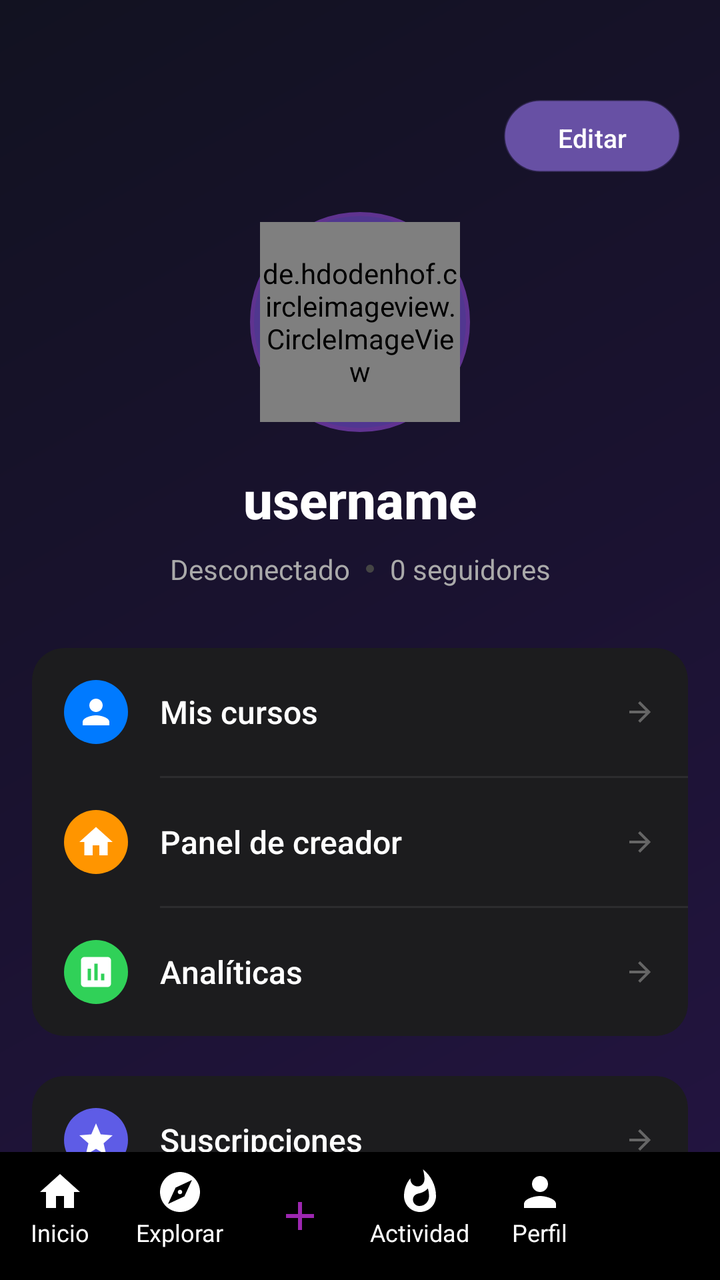
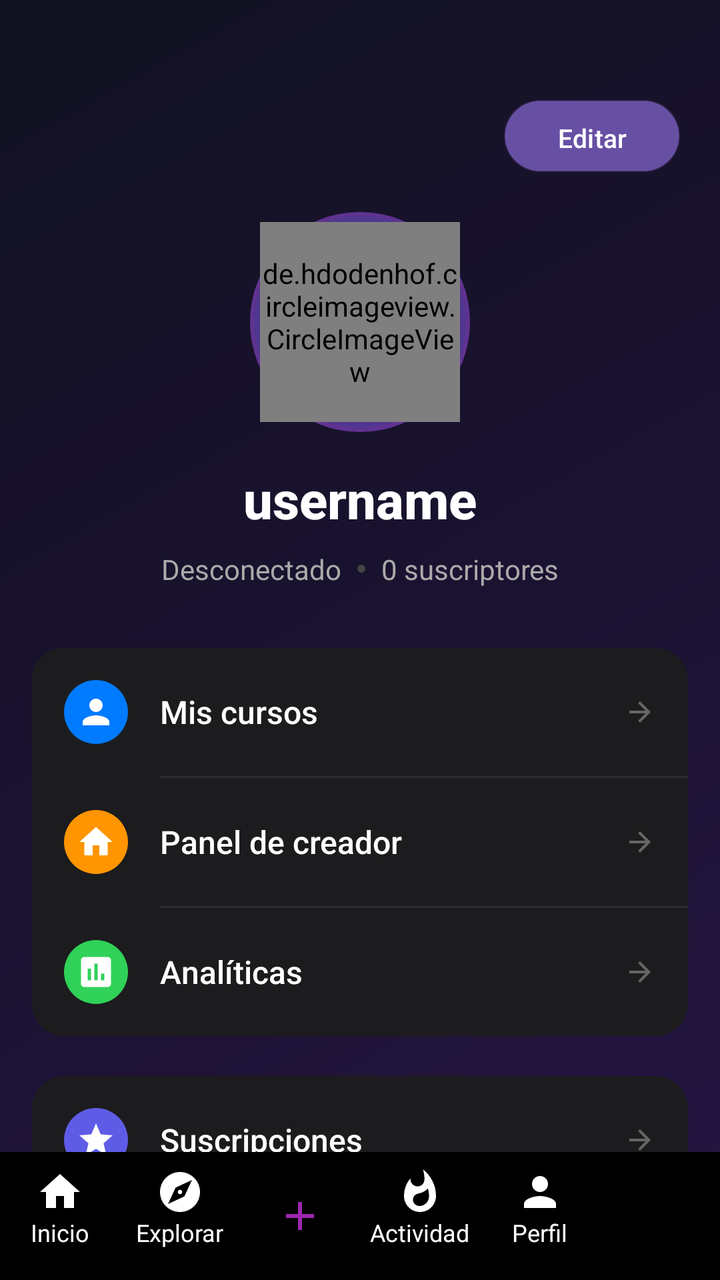

Before-and-after screenshots of an Android layout around one commit, followed by the original layout XML and the change that was made.
<!-- AndroidManifest.xml: application theme Theme.CourseV -->
<!-- res/layout/fragment_profile.xml -->
<?xml version="1.0" encoding="utf-8"?>
<androidx.constraintlayout.widget.ConstraintLayout xmlns:android="http://schemas.android.com/apk/res/android"
    xmlns:app="http://schemas.android.com/apk/res-auto"
    xmlns:tools="http://schemas.android.com/tools"
    android:layout_width="match_parent"
    android:layout_height="match_parent"
    android:background="@drawable/bg_app_gradient"
    tools:context=".ui.ProfileFragment">

    <androidx.core.widget.NestedScrollView
        android:layout_width="match_parent"
        android:layout_height="0dp"
        android:fillViewport="true"
        android:clipToPadding="false"
        android:paddingBottom="80dp"
        app:layout_constraintTop_toTopOf="parent"
        app:layout_constraintBottom_toTopOf="@id/bottomNavigation">

        <LinearLayout
            android:layout_width="match_parent"
            android:layout_height="wrap_content"
            android:orientation="vertical"
            android:paddingBottom="24dp">

            
            <androidx.constraintlayout.widget.ConstraintLayout
                android:layout_width="match_parent"
                android:layout_height="wrap_content"
                android:paddingTop="40dp"
                android:paddingBottom="30dp">

                
                <Button
                    android:id="@+id/editProfileButton"
                    android:layout_width="wrap_content"
                    android:layout_height="36dp"
                    android:layout_marginEnd="20dp"
                    android:layout_marginTop="10dp"
                    android:text="Editar"
                    android:textSize="13sp"
                    android:textAllCaps="false"
                    android:textColor="#FFFFFF"
                    android:background="@drawable/bg_action_button_cupertino"
                    android:backgroundTint="#30FFFFFF"
                    android:fontFamily="sans-serif-medium"
                    android:elevation="0dp"
                    android:stateListAnimator="@null"
                    app:layout_constraintEnd_toEndOf="parent"
                    app:layout_constraintTop_toTopOf="parent" />

                
                <FrameLayout
                    android:id="@+id/avatarContainer"
                    android:layout_width="wrap_content"
                    android:layout_height="wrap_content"
                    android:layout_marginTop="20dp"
                    app:layout_constraintTop_toBottomOf="@id/editProfileButton"
                    app:layout_constraintStart_toStartOf="parent"
                    app:layout_constraintEnd_toEndOf="parent">

                    <View
                        android:layout_width="110dp"
                        android:layout_height="110dp"
                        android:background="@drawable/circle_purple_glow"
                        android:alpha="0.5"
                        android:layout_gravity="center" />

                    <de.hdodenhof.circleimageview.CircleImageView
                        android:id="@+id/profileImage"
                        android:layout_width="100dp"
                        android:layout_height="100dp"
                        android:src="@drawable/ic_profile"
                        android:layout_gravity="center"
                        app:civ_border_color="#121212"
                        app:civ_border_width="4dp" />
                </FrameLayout>

                
                <TextView
                    android:id="@+id/usernameTextView"
                    android:layout_width="wrap_content"
                    android:layout_height="wrap_content"
                    android:layout_marginTop="16dp"
                    android:text="username"
                    android:textColor="#FFFFFF"
                    android:textSize="26sp"
                    android:textStyle="bold"
                    android:fontFamily="sans-serif-medium"
                    app:layout_constraintStart_toStartOf="parent"
                    app:layout_constraintEnd_toEndOf="parent"
                    app:layout_constraintTop_toBottomOf="@id/avatarContainer" />

                
                <LinearLayout
                    android:layout_width="wrap_content"
                    android:layout_height="wrap_content"
                    android:orientation="horizontal"
                    android:gravity="center"
                    android:layout_marginTop="8dp"
                    app:layout_constraintTop_toBottomOf="@id/usernameTextView"
                    app:layout_constraintStart_toStartOf="parent"
                    app:layout_constraintEnd_toEndOf="parent">

                    <TextView
                        android:id="@+id/statusTextView"
                        android:layout_width="wrap_content"
                        android:layout_height="wrap_content"
                        android:text="Desconectado"
                        android:textColor="#AAAAAA"
                        android:textSize="14sp"
                        android:fontFamily="sans-serif" />

                    <View
                        android:layout_width="4dp"
                        android:layout_height="4dp"
                        android:background="@drawable/circle_shape"
                        android:backgroundTint="#444444"
                        android:layout_marginHorizontal="8dp" />

                    <TextView
                        android:id="@+id/followersTextView"
                        android:layout_width="wrap_content"
                        android:layout_height="wrap_content"
                        android:text="0 seguidores"
                        android:textColor="#AAAAAA"
                        android:textSize="14sp"
                        android:fontFamily="sans-serif" />
                </LinearLayout>

            </androidx.constraintlayout.widget.ConstraintLayout>

            
            <LinearLayout
                android:id="@+id/menuContainer"
                android:layout_width="match_parent"
                android:layout_height="wrap_content"
                android:orientation="vertical"
                android:paddingHorizontal="16dp">

                
                <androidx.cardview.widget.CardView
                    android:layout_width="match_parent"
                    android:layout_height="wrap_content"
                    app:cardCornerRadius="16dp"
                    app:cardBackgroundColor="#1C1C1E"
                    app:cardElevation="0dp"
                    android:layout_marginBottom="20dp">

                    <LinearLayout
                        android:layout_width="match_parent"
                        android:layout_height="wrap_content"
                        android:orientation="vertical">

                        
                        <LinearLayout
                            android:id="@+id/myChannelItem"
                            android:layout_width="match_parent"
                            android:layout_height="wrap_content"
                            android:orientation="horizontal"
                            android:padding="16dp"
                            android:gravity="center_vertical"
                            android:background="?attr/selectableItemBackground"
                            android:clickable="true"
                            android:focusable="true">

                            <ImageView
                                android:layout_width="32dp"
                                android:layout_height="32dp"
                                android:src="@drawable/ic_person"
                                android:background="@drawable/bg_rounded_icon_background"
                                android:backgroundTint="#007AFF"
                                android:padding="6dp"
                                app:tint="#FFFFFF" />

                            <TextView
                                android:layout_width="0dp"
                                android:layout_height="wrap_content"
                                android:layout_weight="1"
                                android:layout_marginStart="16dp"
                                android:text="Mis cursos"
                                android:textColor="#FFFFFF"
                                android:textSize="16sp"
                                android:fontFamily="sans-serif-medium" />

                            <ImageView
                                android:layout_width="16dp"
                                android:layout_height="16dp"
                                android:src="@drawable/ic_arrow_forward"
                                app:tint="#666666" />
                        </LinearLayout>

                        <View android:layout_width="match_parent" android:layout_height="1dp" android:background="#2C2C2E" android:layout_marginStart="64dp" />

                        
                        <LinearLayout
                            android:id="@+id/creatorDashboardItem"
                            android:layout_width="match_parent"
                            android:layout_height="wrap_content"
                            android:orientation="horizontal"
                            android:padding="16dp"
                            android:gravity="center_vertical"
                            android:background="?attr/selectableItemBackground"
                            android:clickable="true"
                            android:focusable="true">

                            <ImageView
                                android:layout_width="32dp"
                                android:layout_height="32dp"
                                android:src="@drawable/ic_home"
                                android:background="@drawable/bg_rounded_icon_background"
                                android:backgroundTint="#FF9500"
                                android:padding="6dp"
                                app:tint="#FFFFFF" />

                            <TextView
                                android:layout_width="0dp"
                                android:layout_height="wrap_content"
                                android:layout_weight="1"
                                android:layout_marginStart="16dp"
                                android:text="Panel de creador"
                                android:textColor="#FFFFFF"
                                android:textSize="16sp"
                                android:fontFamily="sans-serif-medium" />

                            <ImageView
                                android:layout_width="16dp"
                                android:layout_height="16dp"
                                android:src="@drawable/ic_arrow_forward"
                                app:tint="#666666" />
                        </LinearLayout>

                        <View android:layout_width="match_parent" android:layout_height="1dp" android:background="#2C2C2E" android:layout_marginStart="64dp" />

                        
                        <LinearLayout
                            android:id="@+id/analyticsItem"
                            android:layout_width="match_parent"
                            android:layout_height="wrap_content"
                            android:orientation="horizontal"
                            android:padding="16dp"
                            android:gravity="center_vertical"
                            android:background="?attr/selectableItemBackground"
                            android:clickable="true"
                            android:focusable="true">

                            <ImageView
                                android:layout_width="32dp"
                                android:layout_height="32dp"
                                android:src="@drawable/ic_analytics"
                                android:background="@drawable/bg_rounded_icon_background"
                                android:backgroundTint="#30D158"
                                android:padding="6dp"
                                app:tint="#FFFFFF" />

                            <TextView
                                android:layout_width="0dp"
                                android:layout_height="wrap_content"
                                android:layout_weight="1"
                                android:layout_marginStart="16dp"
                                android:text="Analíticas"
                                android:textColor="#FFFFFF"
                                android:textSize="16sp"
                                android:fontFamily="sans-serif-medium" />

                            <ImageView
                                android:layout_width="16dp"
                                android:layout_height="16dp"
                                android:src="@drawable/ic_arrow_forward"
                                app:tint="#666666" />
                        </LinearLayout>
                    </LinearLayout>
                </androidx.cardview.widget.CardView>

                
                <androidx.cardview.widget.CardView
                    android:layout_width="match_parent"
                    android:layout_height="wrap_content"
                    app:cardCornerRadius="16dp"
                    app:cardBackgroundColor="#1C1C1E"
                    app:cardElevation="0dp"
                    android:layout_marginBottom="20dp">

                    <LinearLayout
                        android:layout_width="match_parent"
                        android:layout_height="wrap_content"
                        android:orientation="vertical">

                        
                        <LinearLayout
                            android:id="@+id/subscriptionsItem"
                            android:layout_width="match_parent"
                            android:layout_height="wrap_content"
                            android:orientation="horizontal"
                            android:padding="16dp"
                            android:gravity="center_vertical"
                            android:background="?attr/selectableItemBackground"
                            android:clickable="true"
                            android:focusable="true">

                            <ImageView
                                android:layout_width="32dp"
                                android:layout_height="32dp"
                                android:src="@drawable/ic_star"
                                android:background="@drawable/bg_rounded_icon_background"
                                android:backgroundTint="#5E5CE6"
                                android:padding="6dp"
                                app:tint="#FFFFFF" />

                            <TextView
                                android:layout_width="0dp"
                                android:layout_height="wrap_content"
                                android:layout_weight="1"
                                android:layout_marginStart="16dp"
                                android:text="Suscripciones"
                                android:textColor="#FFFFFF"
                                android:textSize="16sp"
                                android:fontFamily="sans-serif-medium" />

                            <ImageView
                                android:layout_width="16dp"
                                android:layout_height="16dp"
                                android:src="@drawable/ic_arrow_forward"
                                app:tint="#666666" />
                        </LinearLayout>

                        <View android:layout_width="match_parent" android:layout_height="1dp" android:background="#2C2C2E" android:layout_marginStart="64dp" />

                        
                        <LinearLayout
                            android:id="@+id/dropsItem"
                            android:layout_width="match_parent"
                            android:layout_height="wrap_content"
                            android:orientation="horizontal"
                            android:padding="16dp"
                            android:gravity="center_vertical"
                            android:background="?attr/selectableItemBackground"
                            android:clickable="true"
                            android:focusable="true">

                            <ImageView
                                android:layout_width="32dp"
                                android:layout_height="32dp"
                                android:src="@drawable/ic_gift"
                                android:background="@drawable/bg_rounded_icon_background"
                                android:backgroundTint="#BF5AF2"
                                android:padding="6dp"
                                app:tint="#FFFFFF" />

                            <TextView
                                android:layout_width="0dp"
                                android:layout_height="wrap_content"
                                android:layout_weight="1"
                                android:layout_marginStart="16dp"
                                android:text="Cursos gratuitos"
                                android:textColor="#FFFFFF"
                                android:textSize="16sp"
                                android:fontFamily="sans-serif-medium" />

                            <ImageView
                                android:layout_width="16dp"
                                android:layout_height="16dp"
                                android:src="@drawable/ic_arrow_forward"
                                app:tint="#666666" />
                        </LinearLayout>

                        <View android:layout_width="match_parent" android:layout_height="1dp" android:background="#2C2C2E" android:layout_marginStart="64dp" />

                        
                        <LinearLayout
                            android:id="@+id/turboItem"
                            android:layout_width="match_parent"
                            android:layout_height="wrap_content"
                            android:orientation="horizontal"
                            android:padding="16dp"
                            android:gravity="center_vertical"
                            android:background="?attr/selectableItemBackground"
                            android:clickable="true"
                            android:focusable="true">

                            <ImageView
                                android:layout_width="32dp"
                                android:layout_height="32dp"
                                android:src="@drawable/ic_premium"
                                android:background="@drawable/bg_rounded_icon_background"
                                android:backgroundTint="#FF375F"
                                android:padding="6dp"
                                app:tint="#FFFFFF" />

                            <TextView
                                android:layout_width="0dp"
                                android:layout_height="wrap_content"
                                android:layout_weight="1"
                                android:layout_marginStart="16dp"
                                android:text="Premium"
                                android:textColor="#FFFFFF"
                                android:textSize="16sp"
                                android:fontFamily="sans-serif-medium" />

                            
                            <TextView
                                android:layout_width="wrap_content"
                                android:layout_height="wrap_content"
                                android:layout_marginEnd="8dp"
                                android:text="SIN ANUNCIOS"
                                android:textSize="10sp"
                                android:textStyle="bold"
                                android:textColor="#FF375F"
                                android:background="@drawable/bg_badge_premium"
                                android:paddingHorizontal="6dp"
                                android:paddingVertical="2dp" />

                            <ImageView
                                android:layout_width="16dp"
                                android:layout_height="16dp"
                                android:src="@drawable/ic_arrow_forward"
                                app:tint="#666666" />
                        </LinearLayout>
                    </LinearLayout>
                </androidx.cardview.widget.CardView>

                
                <androidx.cardview.widget.CardView
                    android:layout_width="match_parent"
                    android:layout_height="wrap_content"
                    app:cardCornerRadius="16dp"
                    app:cardBackgroundColor="#1C1C1E"
                    app:cardElevation="0dp"
                    android:layout_marginBottom="20dp">

                    
                    <LinearLayout
                        android:id="@+id/accountSettingsItem"
                        android:layout_width="match_parent"
                        android:layout_height="wrap_content"
                        android:orientation="horizontal"
                        android:padding="16dp"
                        android:gravity="center_vertical"
                        android:background="?attr/selectableItemBackground"
                        android:clickable="true"
                        android:focusable="true">

                        <ImageView
                            android:layout_width="32dp"
                            android:layout_height="32dp"
                            android:src="@drawable/ic_settings"
                            android:background="@drawable/bg_rounded_icon_background"
                            android:backgroundTint="#8E8E93"
                            android:padding="6dp"
                            app:tint="#FFFFFF" />

                        <TextView
                            android:layout_width="0dp"
                            android:layout_height="wrap_content"
                            android:layout_weight="1"
                            android:layout_marginStart="16dp"
                            android:text="Configuración de la cuenta"
                            android:textColor="#FFFFFF"
                            android:textSize="16sp"
                            android:fontFamily="sans-serif-medium" />

                        <ImageView
                            android:layout_width="16dp"
                            android:layout_height="16dp"
                            android:src="@drawable/ic_arrow_forward"
                            app:tint="#666666" />
                    </LinearLayout>
                </androidx.cardview.widget.CardView>

            </LinearLayout>

        </LinearLayout>
    </androidx.core.widget.NestedScrollView>

    
    <include 
        layout="@layout/component_bottom_navigation" 
        android:id="@+id/bottomNavigation"
        app:layout_constraintBottom_toBottomOf="parent"
        app:layout_constraintStart_toStartOf="parent"
        app:layout_constraintEnd_toEndOf="parent"
        android:layout_width="0dp"
        android:layout_height="wrap_content" />

</androidx.constraintlayout.widget.ConstraintLayout>
<!-- res/layout/component_bottom_navigation.xml (included above) -->
<?xml version="1.0" encoding="utf-8"?>
<LinearLayout
    xmlns:android="http://schemas.android.com/apk/res/android"
    xmlns:app="http://schemas.android.com/apk/res-auto"
    android:id="@+id/bottomNavigation"
    android:layout_width="match_parent"
    android:layout_height="wrap_content"
    android:background="#000000"
    android:orientation="horizontal"
    android:animateLayoutChanges="false"
    android:paddingTop="8dp"
    android:paddingBottom="8dp">

    
    <LinearLayout
        android:id="@+id/homeNavLayout"
        android:layout_width="0dp"
        android:layout_height="wrap_content"
        android:layout_weight="1"
        android:gravity="center"
        android:orientation="vertical">

        <ImageView
            android:id="@+id/homeIconImageView"
            android:layout_width="24dp"
            android:layout_height="24dp"
            android:src="@drawable/ic_home"
            app:tint="#FFFFFF" />

        <TextView
            android:layout_width="wrap_content"
            android:layout_height="wrap_content"
            android:text="Inicio"
            android:textColor="#FFFFFF"
            android:textSize="12sp" />
    </LinearLayout>

    <LinearLayout
        android:id="@+id/exploreButton"
        android:layout_width="0dp"
        android:layout_height="wrap_content"
        android:layout_weight="1"
        android:gravity="center"
        android:orientation="vertical">

        <ImageView
            android:id="@+id/exploreIconImageView"
            android:layout_width="24dp"
            android:layout_height="24dp"
            android:src="@drawable/ic_explore"
            app:tint="#FFFFFF" />

        <TextView
            android:layout_width="wrap_content"
            android:layout_height="wrap_content"
            android:text="Explorar"
            android:textColor="#FFFFFF"
            android:textSize="12sp" />
    </LinearLayout>

    <LinearLayout
        android:layout_width="0dp"
        android:layout_height="wrap_content"
        android:layout_weight="1"
        android:gravity="center"
        android:orientation="vertical">

        <ImageButton
            android:id="@+id/goToHomeButton"
            android:layout_width="48dp"
            android:layout_height="48dp"
            android:background="@android:color/transparent"
            android:contentDescription="Ir a inicio"
            android:src="@drawable/ic_add"
            app:tint="#9C27B0" />
    </LinearLayout>

    <LinearLayout
        android:id="@+id/activityButton"
        android:layout_width="0dp"
        android:layout_height="wrap_content"
        android:layout_weight="1"
        android:gravity="center"
        android:orientation="vertical">

        <ImageView
            android:id="@+id/activityIconImageView"
            android:layout_width="24dp"
            android:layout_height="24dp"
            android:src="@drawable/ic_activity"
            app:tint="#FFFFFF" />

        <TextView
            android:layout_width="wrap_content"
            android:layout_height="wrap_content"
            android:text="Actividad"
            android:textColor="#FFFFFF"
            android:textSize="12sp" />
    </LinearLayout>

    <LinearLayout
        android:id="@+id/profileNavButton"
        android:layout_width="0dp"
        android:layout_height="wrap_content"
        android:layout_weight="1"
        android:gravity="center"
        android:orientation="vertical">

        <ImageView
            android:id="@+id/profileIconImageView"
            android:layout_width="wrap_content"
            android:layout_height="wrap_content"
            android:src="@drawable/ic_profile"
            app:tint="#FFFFFF" />

        <TextView
            android:layout_width="wrap_content"
            android:layout_height="wrap_content"
            android:text="Perfil"
            android:textColor="#FFFFFF"
            android:textSize="12sp" />
    </LinearLayout>

    
    <FrameLayout
        android:id="@+id/adminSlot"
        android:layout_width="0dp"
        android:layout_height="wrap_content"
        android:layout_weight="1"
        android:gravity="center">

        
        <LinearLayout
            android:id="@+id/goToAdminButton"
            android:layout_width="match_parent"
            android:layout_height="wrap_content"
            android:gravity="center"
            android:orientation="vertical"
            android:visibility="invisible">
+
            <ImageView
                android:layout_width="wrap_content"
                android:layout_height="wrap_content"
                android:src="@drawable/ic_home"
                app:tint="#9C27B0" />

            <TextView
                android:layout_width="wrap_content"
                android:layout_height="wrap_content"
                android:text="Admin"
                android:textColor="#9C27B0"
                android:textSize="12sp" />
        </LinearLayout>
    </FrameLayout>
</LinearLayout>
<!-- resources referenced by this layout -->
<resources>
  <!-- drawable bg_app_gradient (drawable) -->
  <?xml version="1.0" encoding="utf-8"?>
  <shape xmlns:android="http://schemas.android.com/apk/res/android" android:shape="rectangle">
      <gradient
          android:type="linear"
          android:startColor="#121221"
          android:centerColor="#1A1230"
          android:endColor="#241542"
          android:angle="315" />
  </shape>
  <!-- drawable bg_badge_premium (drawable) -->
  <?xml version="1.0" encoding="utf-8"?>
  <shape xmlns:android="http://schemas.android.com/apk/res/android">
      <solid android:color="#33FF375F" />
      <corners android:radius="4dp" />
  </shape>
  <!-- drawable bg_rounded_icon_background (drawable) -->
  <?xml version="1.0" encoding="utf-8"?>
  <shape xmlns:android="http://schemas.android.com/apk/res/android"
      android:shape="oval">
      <solid android:color="#FFFFFF"/>
  </shape>
  <!-- drawable circle_purple_glow (drawable) -->
  <?xml version="1.0" encoding="utf-8"?>
  <shape xmlns:android="http://schemas.android.com/apk/res/android"
      android:shape="oval">
      <solid android:color="#8B5CF6" />
      <stroke android:width="2dp" android:color="#A855F7" />
  </shape>
  <!-- drawable circle_shape (drawable) -->
  <?xml version="1.0" encoding="utf-8"?>
  <shape xmlns:android="http://schemas.android.com/apk/res/android"
      android:shape="oval">
      <solid android:color="#DDDDDD" />
  </shape>
  <!-- drawable ic_add (drawable) -->
  <vector xmlns:android="http://schemas.android.com/apk/res/android"
      android:width="24dp"
      android:height="24dp"
      android:viewportWidth="24"
      android:viewportHeight="24">
      <path
          android:fillColor="#FFFFFF"
          android:pathData="M19,13h-6v6h-2v-6H5v-2h6V5h2v6h6v2z"/>
  </vector>
  <!-- drawable ic_home (drawable) -->
  <vector xmlns:android="http://schemas.android.com/apk/res/android"
      android:width="24dp"
      android:height="24dp"
      android:viewportWidth="24"
      android:viewportHeight="24">
      <path
          android:fillColor="#FFFFFF"
          android:pathData="M10,20v-6h4v6h5v-8h3L12,3 2,12h3v8z"/>
  </vector>
  <!-- drawable ic_premium (drawable) -->
  <vector xmlns:android="http://schemas.android.com/apk/res/android"
      android:width="24dp"
      android:height="24dp"
      android:viewportWidth="24"
      android:viewportHeight="24">
      <path
          android:fillColor="#FFFFFF"
          android:pathData="M12,2C6.48,2 2,6.48 2,12s4.48,10 10,10 10,-4.48 10,-10S17.52,2 12,2zM9.5,16.5v-9l7,4.5 -7,4.5z"/>
  </vector>
  <!-- drawable ic_star (drawable) -->
  <vector xmlns:android="http://schemas.android.com/apk/res/android"
      android:width="24dp"
      android:height="24dp"
      android:viewportWidth="24"
      android:viewportHeight="24">
      <path
          android:fillColor="#FFFFFF"
          android:pathData="M12,17.27L18.18,21l-1.64,-7.03L22,9.24l-7.19,-0.61L12,2 9.19,8.63 2,9.24l5.46,4.73L5.82,21z"/>
  </vector>
  <style name="Theme.CourseV" parent="Base.Theme.CourseV" />
  <style name="Base.Theme.CourseV" parent="Theme.Material3.DayNight.NoActionBar">
          
          
          
          
          <item name="appBarLayoutStyle">@style/Widget.App.AppBarLayout</item>
          <item name="collapsingToolbarLayoutStyle">@style/Widget.App.CollapsingToolbar</item>
      </style>
  <style name="Widget.App.AppBarLayout" parent="Widget.Material3.AppBarLayout">
          <item name="android:background">#000000</item>
          <item name="liftOnScroll">false</item>
          <item name="elevation">0dp</item>
      </style>
  <style name="Widget.App.CollapsingToolbar" parent="Widget.Material3.CollapsingToolbar">
          <item name="android:background">#000000</item>
          <item name="contentScrim">#000000</item>
          <item name="statusBarScrim">#000000</item>
      </style>
  <!-- unchanged entries left out for length: 9 -->
</resources>

<!-- the commit's change to res/layout/fragment_profile.xml (unified diff, before → after) -->
@@ -118,10 +118,10 @@
                         android:layout_marginHorizontal="8dp" />
 
                     <TextView
-                        android:id="@+id/followersTextView"
+                        android:id="@+id/subscribersTextView"
                         android:layout_width="wrap_content"
                         android:layout_height="wrap_content"
-                        android:text="0 seguidores"
+                        android:text="0 suscriptores"
                         android:textColor="#AAAAAA"
                         android:textSize="14sp"
                         android:fontFamily="sans-serif" />
